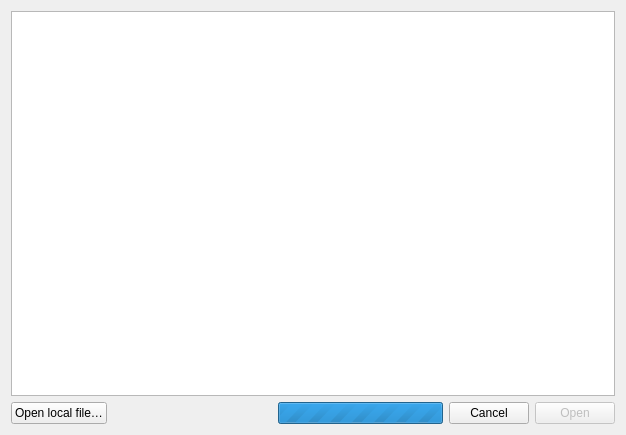
Before: the Qt Designer form ui/OpenCorpusDialog.ui in rug-compling/dact, drawn with Qt 5.
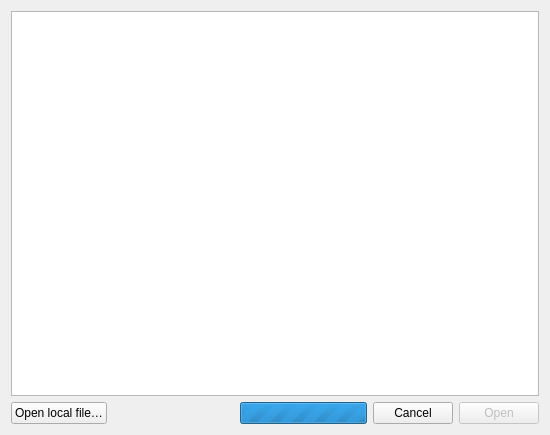
After: the same form once the commit is applied.

The edit to the form file:
```diff
--- a/ui/OpenCorpusDialog.ui
+++ b/ui/OpenCorpusDialog.ui
@@ -6,7 +6,7 @@
    <rect>
     <x>0</x>
     <y>0</y>
-    <width>626</width>
+    <width>550</width>
     <height>435</height>
    </rect>
   </property>
```
Left out of the diff: 3 changed lines with no effect on the pictures.
